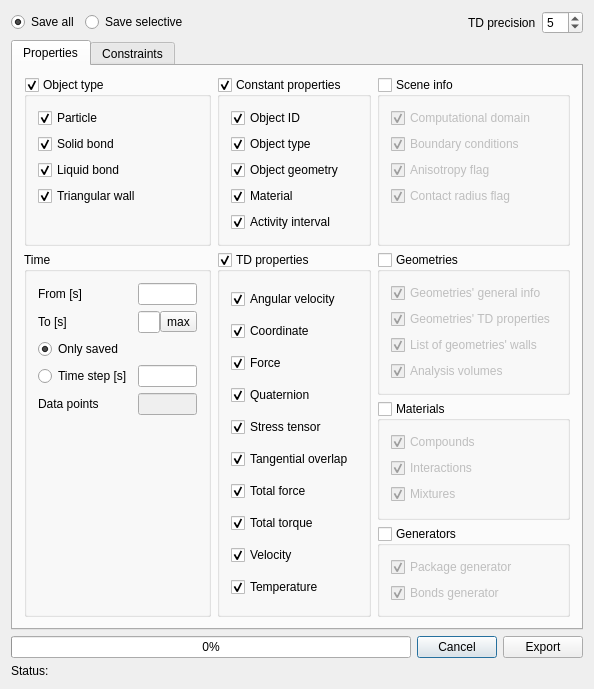
Qt form QTDialogs/MUSENMainWindow/ExportAsTextTab.ui (msolids/musen) before a commit.
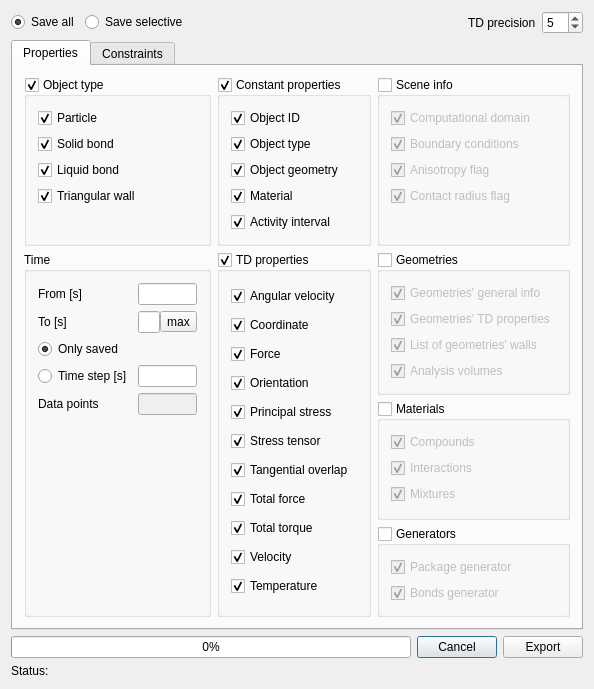
The same form after that commit. Icons and pictures are not drawn. Custom widgets are drawn as their Qt base class.

The edit to the form file:
```diff
--- a/QTDialogs/MUSENMainWindow/ExportAsTextTab.ui
+++ b/QTDialogs/MUSENMainWindow/ExportAsTextTab.ui
@@ -6,7 +6,7 @@
    <rect>
     <x>0</x>
     <y>0</y>
-    <width>555</width>
+    <width>559</width>
     <height>597</height>
    </rect>
   </property>
@@ -646,7 +646,17 @@
              <string>Is used only for particles</string>
             </property>
             <property name="text">
-             <string>Quaternion</string>
+             <string>Orientation</string>
+            </property>
+            <property name="checked">
+             <bool>true</bool>
+            </property>
+           </widget>
+          </item>
+          <item>
+           <widget class="QCheckBox" name="checkBoxPrincipalStress">
+            <property name="text">
+             <string>Principal stress</string>
             </property>
             <property name="checked">
              <bool>true</bool>
```
